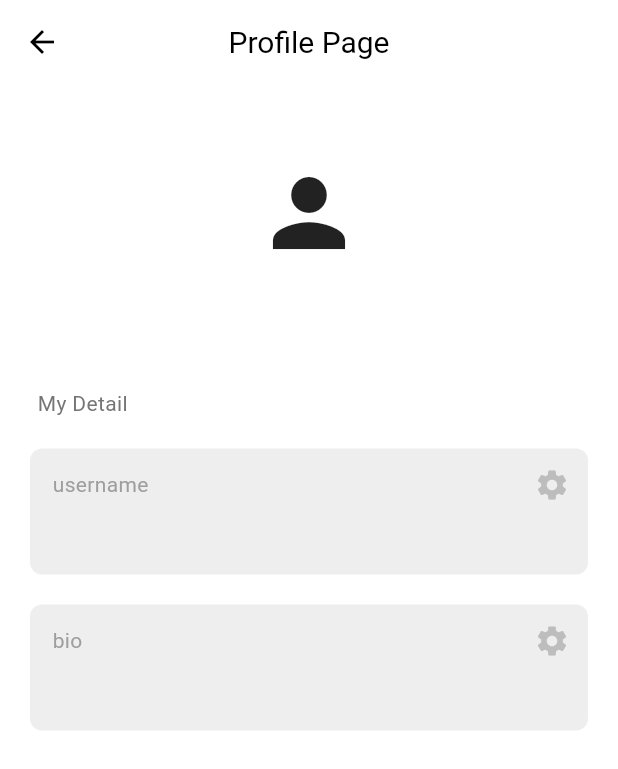
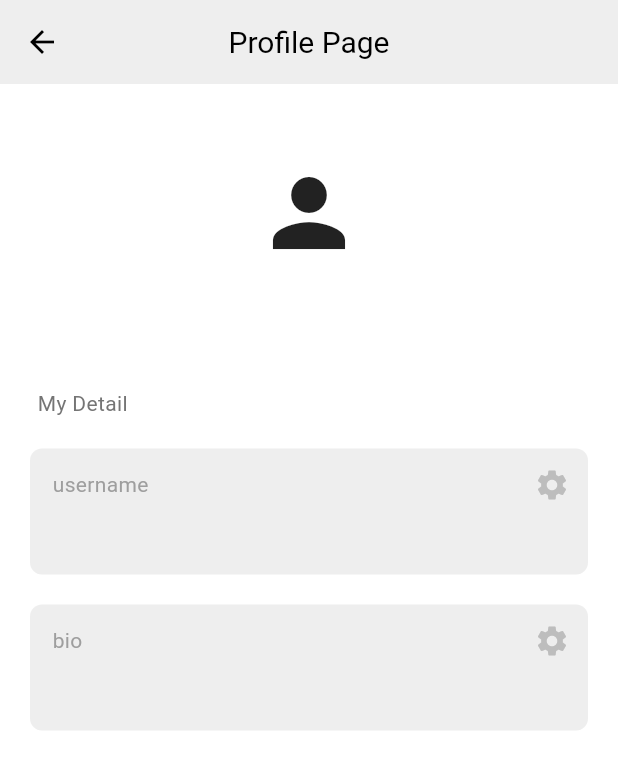
Before and after one commit to Fancy-SocialMediaApp/FancySocialMediaApp, a Flutter app: the ProfilePage screen opened directly, on a phone screen of 412 x 824 dp. Shown: the top 769 px of the screen. Run offline on Flutter 3.47's test engine with Material 3 defaults, Android fonts, the phone set to English and light mode, and no system bars; our stand-ins replace cloud_firestore, firebase_auth, firebase_core; accounts and stored records are empty.

Commit message:
update (profile page) : dark mode and light mode

```diff
--- a/lib/components/text_box.dart
+++ b/lib/components/text_box.dart
@@ -10,7 +10,7 @@ class MyTextBox extends StatelessWidget {
   Widget build(BuildContext context) {
     return Container(
       decoration: BoxDecoration(
-        color: Colors.grey[200],
+        color: Theme.of(context).colorScheme.primary,
         borderRadius: BorderRadius.circular(8),
       ),
       padding: const EdgeInsets.only(left: 15, bottom: 15),
--- a/lib/pages/profile_page.dart
+++ b/lib/pages/profile_page.dart
@@ -96,14 +96,14 @@ class _ProfilePageState extends State<ProfilePage> {
   Widget build(BuildContext context) {
     return Scaffold(
       appBar: AppBar(
-        title: const Text(
+        title: Text(
           "Profile Page",
           style: TextStyle(
-            color: Color.fromARGB(255, 0, 0, 0),
+            color: Theme.of(context).colorScheme.tertiary,
           ),
         ),
         centerTitle: true,
-        backgroundColor: Colors.white,
+        backgroundColor: Theme.of(context).colorScheme.primary,
         // leading: IconButton(
         //   icon: Icon(Icons.arrow_back),
         //   color: Colors.black, // Adjust the color as needed
```
